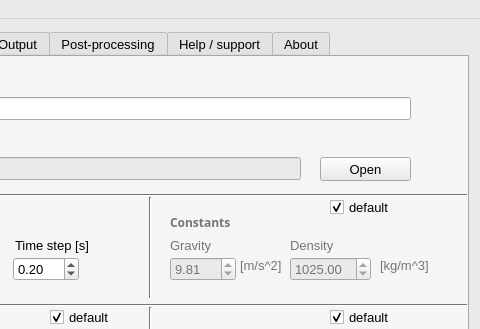
Above: GUI/mainwindow.ui from apengsigkarup/OceanWave3D-Fortran90 before the change; both pictures show x 303 to 783 and y 0 to 329 of the 783 by 509 pixel window. Below: the same form after it.
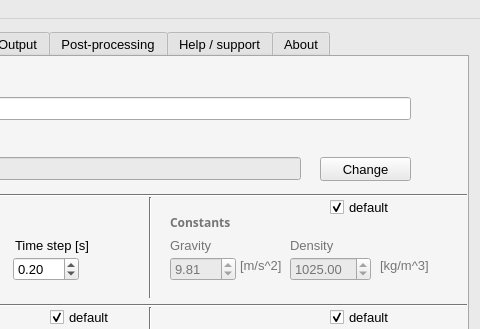
That is the form after the change. The open tabs and pages were chosen to show the change. Icons and pictures are not drawn.

Commit message: small bug fixes for the GUI. Only for 3D

The edit to the form file:
```diff
--- a/GUI/mainwindow.ui
+++ b/GUI/mainwindow.ui
@@ -654,7 +654,7 @@
          </rect>
         </property>
         <property name="text">
-         <string>Open</string>
+         <string>Change</string>
         </property>
        </widget>
        <widget class="QLineEdit" name="workingDir">
```
Left out of the diff: 2 changed lines with no effect on the pictures. The commit also changes 2 other files.
